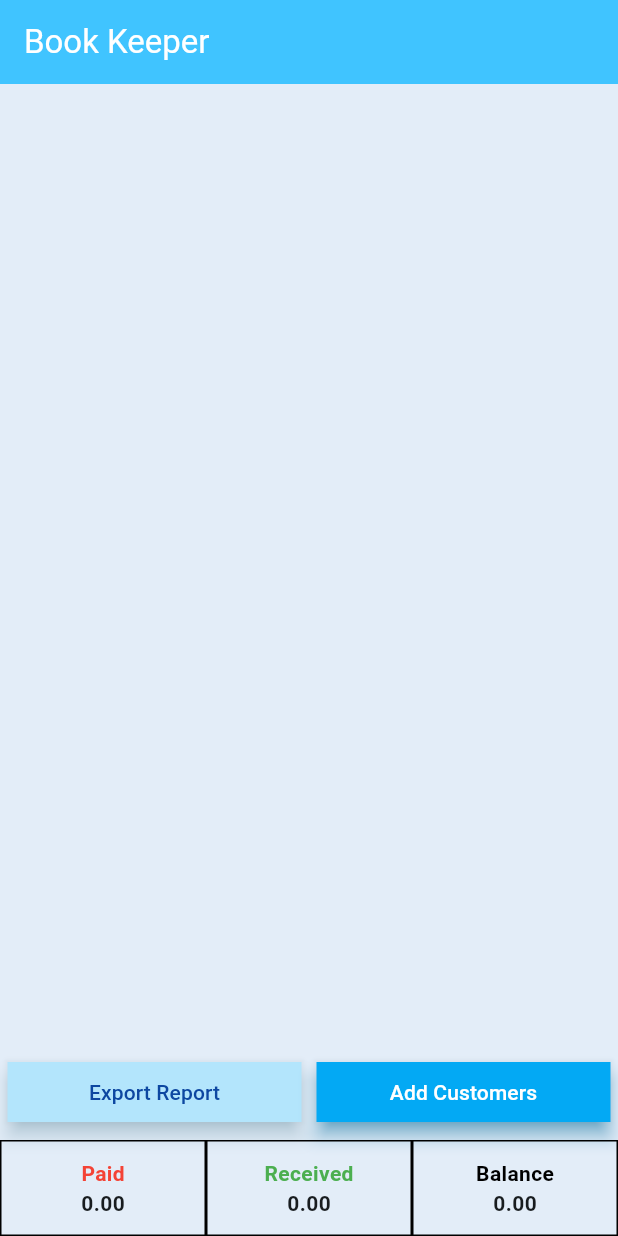
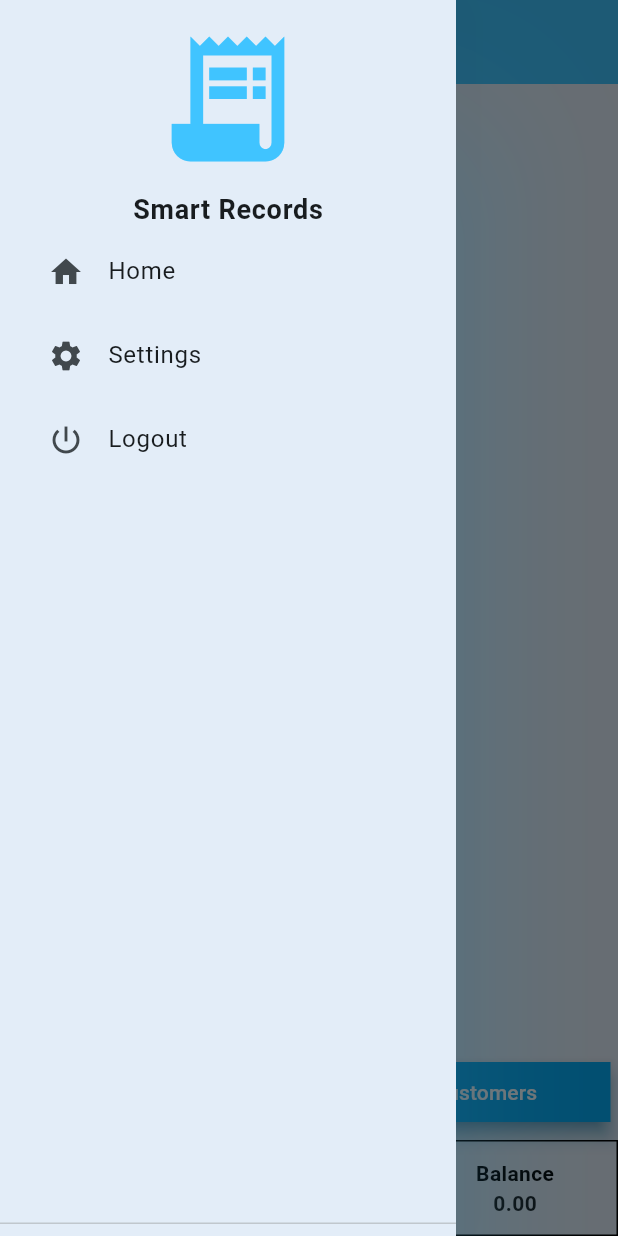
Before and after one commit to Marsad1998/credit_debit, a Flutter app: the DashboardScreen screen opened by its route, with the side drawer open (before the commit the screen has no drawer), on a phone screen of 412 x 824 dp. Run offline on Flutter 3.47's test engine with Material 3 defaults, Android fonts, the phone set to English and light mode, and no system bars; our stand-ins replace device_info_plus, flutter_local_notifications, go_router, local_auth, open_file, permission_handler and 2 more; missing offline and left inert: local_auth_android, local_auth_darwin; accounts and stored records are empty.

```diff
--- a/lib/components/dashboard_screen/add_customer.dart
+++ b/lib/components/dashboard_screen/add_customer.dart
@@ -2,7 +2,7 @@ import 'package:credit_debit/models/customer.dart';
 import 'package:credit_debit/viewmodels/customer_state.dart';
 import 'package:credit_debit/utils/constants.dart';
 import 'package:credit_debit/services/customer_services.dart';
-import 'package:credit_debit/utils/notification.dart';
+import 'package:credit_debit/services/notification_services.dart';
 import 'package:credit_debit/widgets/trans_field.dart';
 import 'package:flutter/material.dart';
 import 'package:provider/provider.dart';
@@ -73,7 +73,7 @@ class AddCustomer extends StatelessWidget {
                   }
 
                   if (!context.mounted) return; // ver important
-                  Notifications.showNotification(
+                  NotificationServices.showNotification(
                       context, 'Customer Saved Successfully');
                   customerData.refreshCustomers();
                   Navigator.pop(context);
--- a/lib/services/customer_services.dart
+++ b/lib/services/customer_services.dart
@@ -1,7 +1,7 @@
 import 'package:credit_debit/models/customer.dart';
 import 'package:flutter/foundation.dart';
 import 'package:sqflite/sqflite.dart' as sql;
-import 'package:credit_debit/utils/db_connect.dart';
+import 'package:credit_debit/views/db_connect.dart';
 
 class CustomerService {
   static Future<int> createCustomer(Customer customer) async {
--- a/lib/services/transaction_services.dart
+++ b/lib/services/transaction_services.dart
@@ -1,6 +1,6 @@
 import 'package:flutter/material.dart';
 import 'package:sqflite/sqflite.dart' as sql;
-import 'package:credit_debit/utils/db_connect.dart';
+import 'package:credit_debit/views/db_connect.dart';
 import 'package:credit_debit/models/transactions.dart';
 
 class TransactionService {
--- a/lib/utils/router.dart
+++ b/lib/utils/router.dart
@@ -1,4 +1,5 @@
 import 'package:credit_debit/views/auth_screen.dart';
+import 'package:credit_debit/views/settings_screen.dart';
 import 'package:go_router/go_router.dart';
 import 'package:credit_debit/views/pdf_generator.dart';
 import 'package:credit_debit/views/add_transaction.dart';
@@ -17,7 +18,12 @@ class MyRoutes {
         path: '/dashboard',
         name: DashboardScreen.id,
         builder: (context, state) =>
-            const DashboardScreen(title: 'Book Keeper'),
+            const DashboardScreen(title: 'Smart Records'),
+      ),
+      GoRoute(
+        path: '/settings',
+        name: Settings.id,
+        builder: (context, state) => const Settings(),
       ),
       GoRoute(
         path: '/show_transactions',
--- a/lib/views/add_transaction.dart
+++ b/lib/views/add_transaction.dart
@@ -1,5 +1,5 @@
 import 'package:credit_debit/models/transactions.dart';
-import 'package:credit_debit/utils/notification.dart';
+import 'package:credit_debit/services/notification_services.dart';
 import 'package:flutter/material.dart';
 import 'package:flutter/services.dart';
 import 'package:provider/provider.dart';
@@ -147,6 +147,7 @@ class _AddTransactionState extends State<AddTransaction> {
                       const SizedBox(height: 25),
                       TransField(
                         minL: 5,
+                        mLen: 250,
                         label: 'Notes (Optional)',
                         icon: const Icon(Icons.edit_note),
                         controller: noteController,
@@ -214,7 +215,7 @@ class _AddTransactionState extends State<AddTransaction> {
 
                             reloadProvider();
                             if (!context.mounted) return; // very important
-                            Notifications.showNotification(
+                            NotificationServices.showNotification(
                                 context, 'Transaction Saved Successfully');
                             context.pop();
                           }
--- a/lib/views/dashboard_screen.dart
+++ b/lib/views/dashboard_screen.dart
@@ -1,3 +1,4 @@
+import 'package:credit_debit/widgets/app_drawer.dart';
 import 'package:flutter/material.dart';
 import 'package:credit_debit/utils/constants.dart';
 import 'package:credit_debit/components/dashboard_screen/dashboard_bottom.dart';
@@ -23,6 +24,7 @@ class _DashboardScreenState extends State<DashboardScreen> {
         backgroundColor: Colors.lightBlueAccent,
         title: Text(widget.title),
       ),
+      drawer: const AppDrawer(),
       body: SafeArea(
         child: Column(
           children: [
--- /dev/null
+++ b/lib/widgets/app_drawer.dart
@@ -0,0 +1,60 @@
+import 'package:credit_debit/views/auth_screen.dart';
+import 'package:credit_debit/views/dashboard_screen.dart';
+import 'package:credit_debit/views/settings_screen.dart';
+import 'package:flutter/material.dart';
+import 'package:go_router/go_router.dart';
+import 'package:credit_debit/utils/constants.dart';
+
+class AppDrawer extends StatelessWidget {
+  const AppDrawer({super.key});
+
+  @override
+  Widget build(BuildContext context) {
+    return Drawer(
+      shape: const RoundedRectangleBorder(),
+      backgroundColor: kScaffoldColor,
+      elevation: 50,
+      shadowColor: Colors.lightBlueAccent,
+      child: DrawerHeader(
+        child: Center(
+          child: Column(
+            children: [
+              // Logo image
+              const Icon(
+                Icons.receipt_long, // Replace with your logo widget
+                size: 100.0, // Larger size for the big logo effect
+                color: Colors.lightBlueAccent,
+              ),
+              const SizedBox(height: 10),
+              const Text(
+                'Smart Records',
+                style: kH2,
+              ),
+              ListTile(
+                leading: const Icon(Icons.home),
+                title: const Text('Home'),
+                onTap: () {
+                  context.goNamed(DashboardScreen.id);
+                },
+              ),
+              ListTile(
+                leading: const Icon(Icons.settings),
+                title: const Text('Settings'),
+                onTap: () {
+                  context.goNamed(Settings.id);
+                },
+              ),
+              ListTile(
+                leading: const Icon(Icons.power_settings_new_sharp),
+                title: const Text('Logout'),
+                onTap: () {
+                  context.goNamed(AuthScreen.id);
+                },
+              ),
+            ],
+          ),
+        ),
+      ),
+    );
+  }
+}
--- a/lib/widgets/trans_field.dart
+++ b/lib/widgets/trans_field.dart
@@ -12,6 +12,7 @@ class TransField extends StatelessWidget {
     this.keyBoardType,
     this.autofocus = false,
     this.inputFormatters,
+    this.mLen,
   });
 
   final String label;
@@ -22,6 +23,7 @@ class TransField extends StatelessWidget {
   final TextInputType? keyBoardType;
   final bool autofocus;
   final List<TextInputFormatter>? inputFormatters;
+  final int? mLen;
 
   @override
   Widget build(BuildContext context) {
@@ -32,6 +34,7 @@ class TransField extends StatelessWidget {
         autofocus: autofocus,
         minLines: minL,
         maxLines: null,
+        maxLength: mLen,
         keyboardType: keyBoardType,
         controller: controller,
         validator: callBackFunction,
--- a/pubspec.yaml
+++ b/pubspec.yaml
@@ -21,6 +21,9 @@ dependencies:
   local_auth: ^2.3.0
   shared_preferences: ^2.3.2
   flutter_native_splash: ^2.4.1
+  device_info_plus: ^10.1.2
+  flutter_secure_storage: ^9.2.2
+  flutter_local_notifications: ^17.2.3
 
 dev_dependencies:
   flutter_test:
@@ -39,7 +42,6 @@ flutter:
   #       - asset: fonts/Schyler-Italic.ttf
   #         style: italic
 flutter_native_splash:
-  color: "#ffffff"  # Background color of the splash screen
+  color: "#40C4FFFF"  # Background color of the splash screen
   image: lib/assets/splash.png  # Path to your splash image (optional)
   fullscreen: true  # Optional: Set to true for fullscreen
-  web: true  # Optional: Set to true to support web
```
Also changed, not shown: lib/components/customer_screen/show_transactions.dart (+48 -10 lines), lib/main.dart (+63 -2 lines), lib/services/auth_services.dart (+16 -4 lines), lib/services/notification_services.dart (added, +73 -0 lines), lib/services/pdf_services.dart (+14 -8 lines), lib/utils/notification.dart (deleted, +0 -9 lines), lib/views/auth_screen.dart (+29 -5 lines), lib/views/customer_screen.dart (+15 -13 lines), lib/views/denied_permissions.dart (added, +42 -0 lines), lib/views/settings_screen.dart (added, +81 -0 lines), lib/views/db_connect.dart (renamed from lib/utils/db_connect.dart), pubspec.lock, 3 other files.
